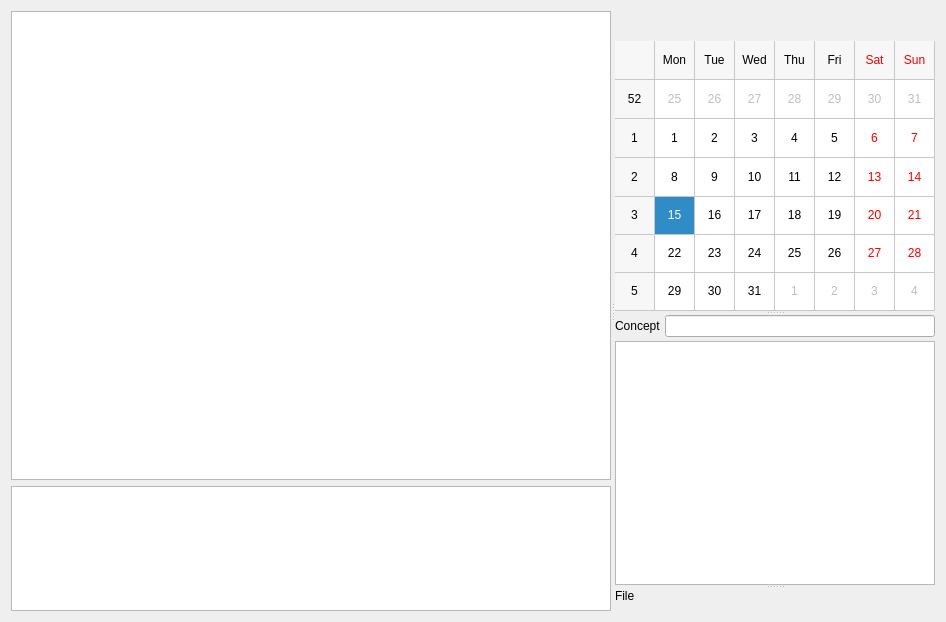
The window that module/Ui_Diary.ui (Holence/DongliTeahouseStudio2) describes before a commit, drawn with Qt 5.
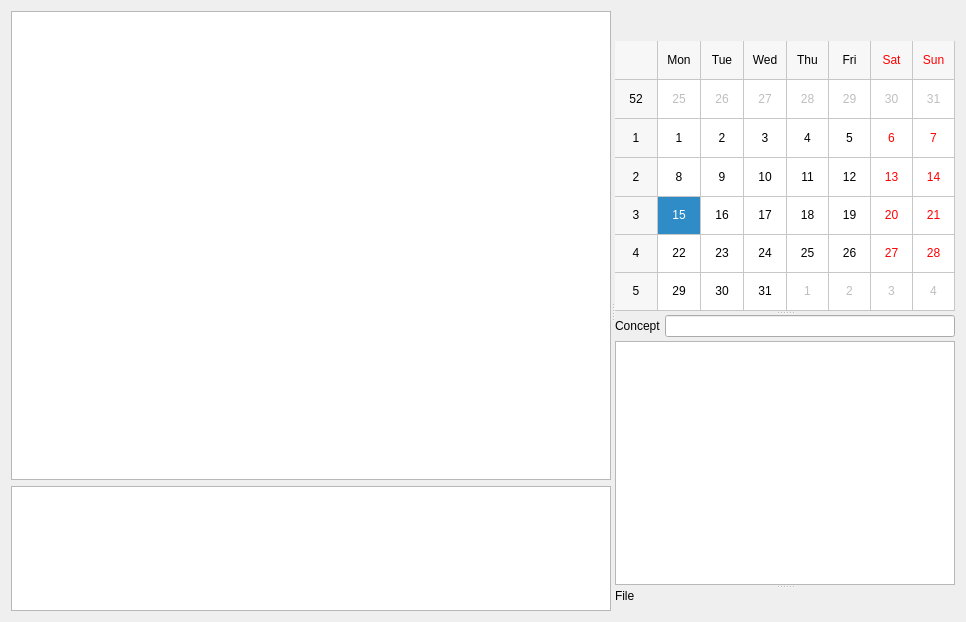
The same window after the commit. Custom widgets are drawn as their Qt base class.

The edit to the form file:
```diff
--- a/module/Ui_Diary.ui
+++ b/module/Ui_Diary.ui
@@ -6,7 +6,7 @@
    <rect>
     <x>0</x>
     <y>0</y>
-    <width>943</width>
+    <width>963</width>
     <height>618</height>
    </rect>
   </property>
@@ -98,7 +98,7 @@
        </property>
        <property name="minimumSize">
         <size>
-         <width>320</width>
+         <width>340</width>
          <height>300</height>
         </size>
        </property>
@@ -156,7 +156,7 @@
           </property>
           <property name="minimumSize">
            <size>
-            <width>320</width>
+            <width>340</width>
             <height>270</height>
            </size>
           </property>
```
